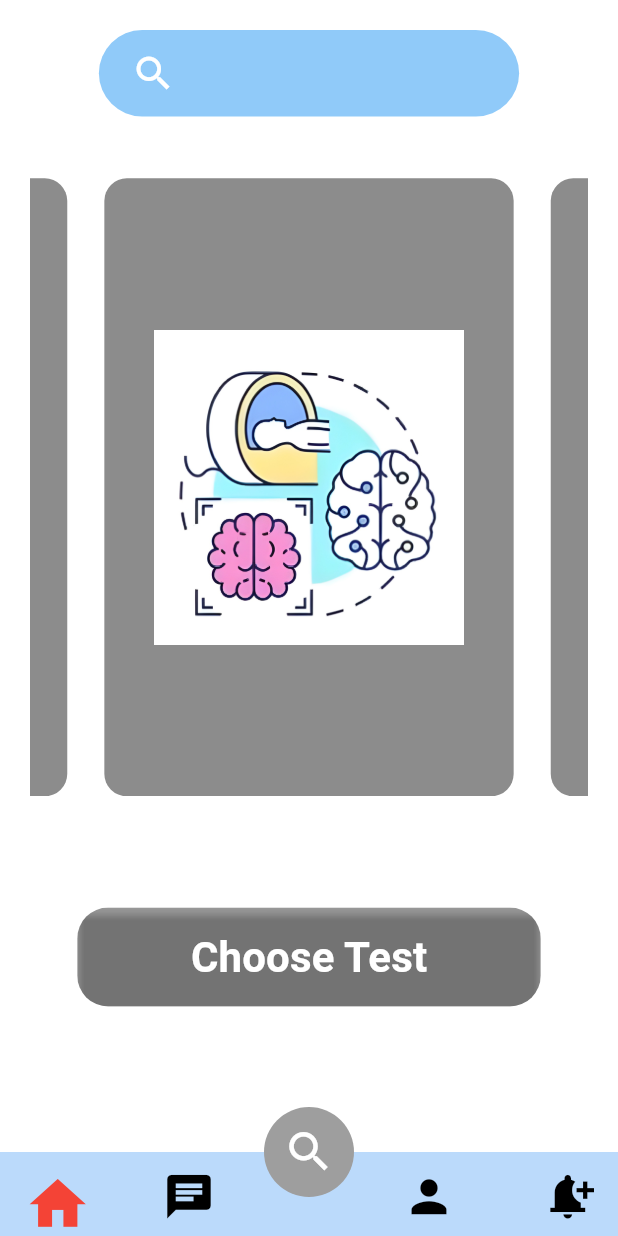
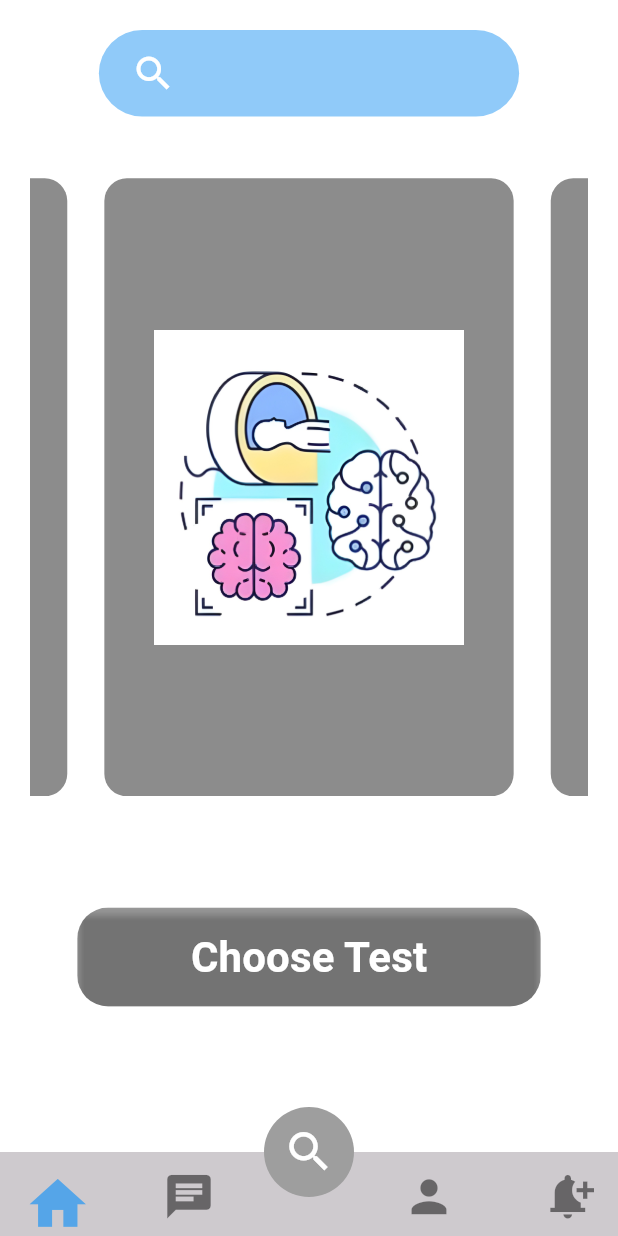
Before and after one commit to adamAboZaid10/graduation_project, a Flutter app: the screen it shows after launch, swiped to page 2, on a phone screen of 412 x 824 dp. Run offline on Flutter 3.47's test engine with Material 3 defaults, Android fonts, the phone set to English and light mode, and no system bars; drawn by our look-alikes of carousel_slider; our stand-ins replace bloc, firebase_core, flutter_bloc, flutter_screenutil, flutter_svg, get; accounts and stored records are empty.

Commit message:
home page commit

```diff
--- a/lib/features/home_features/screen/mini_home_page.dart
+++ b/lib/features/home_features/screen/mini_home_page.dart
@@ -47,14 +47,13 @@ class _MainTabViewState extends State<MainTabView> {
           ),
         ),
         bottomNavigationBar: BottomAppBar(
-          color: Colors.blue.withOpacity(0.3),
+          color: Colors.grey.withOpacity(0.5),
           height: kToolbarHeight,
           child: Row(
             mainAxisAlignment: MainAxisAlignment.spaceBetween,
             children: [
               tabBarView(
                   onTap: () {
-                    selected == 0 ? color = Colors.red : color.blue;
                     selected = 0;
                     if (mounted) {
                       setState(() {});
@@ -63,12 +62,13 @@ class _MainTabViewState extends State<MainTabView> {
                     print("#####$selected");
                   },
                   isActive: selected == 0,
-                  //selectedIcon: "assets/images/home_tab_select.png",
                   context: context,
                   widget: Icon(
                     Icons.home,
                     size: selected == 0 ? 45 : 35,
-                    color: selected == 0 ? Colors.red : Colors.black,
+                    color: selected == 0
+                        ? Colors.blue.withOpacity(0.7)
+                        : Colors.black.withOpacity(0.5),
                   )),
               tabBarView(
                   onTap: () {
@@ -83,7 +83,9 @@ class _MainTabViewState extends State<MainTabView> {
                   widget: Icon(
                     Icons.chat,
                     size: selected == 1 ? 45 : 35,
-                    color: selected == 1 ? Colors.red : Colors.black,
+                    color: selected == 1
+                        ? Colors.blue.withOpacity(0.7)
+                        : Colors.black.withOpacity(0.5),
                   )),
               SizedBox(
                 width: media.width - (media.width - 10),
@@ -101,7 +103,9 @@ class _MainTabViewState extends State<MainTabView> {
                   widget: Icon(
                     Icons.person,
                     size: selected == 2 ? 45 : 35,
-                    color: selected == 2 ? Colors.red : Colors.black,
+                    color: selected == 2
+                        ? Colors.blue.withOpacity(0.7)
+                        : Colors.black.withOpacity(0.5),
                   )),
               tabBarView(
                   onTap: () {
@@ -116,7 +120,9 @@ class _MainTabViewState extends State<MainTabView> {
                   widget: Icon(
                     Icons.notification_add,
                     size: selected == 3 ? 45 : 35,
-                    color: selected == 3 ? Colors.red : Colors.black,
+                    color: selected == 3
+                        ? Colors.blue.withOpacity(0.7)
+                        : Colors.black.withOpacity(0.5),
                   )),
             ],
           ),
```
